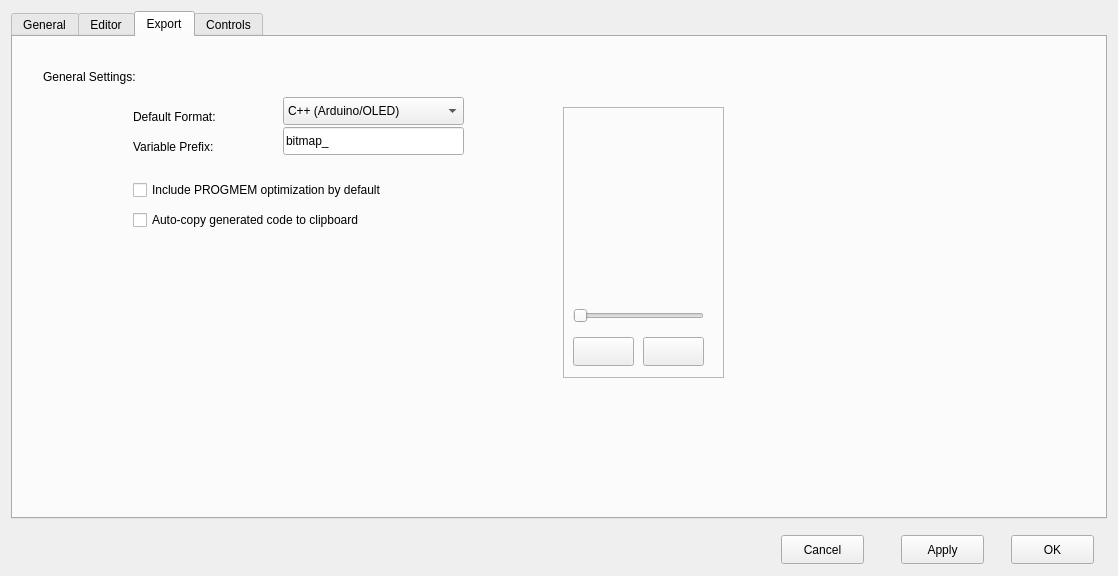
ilertwo/POD2d, file POD2d/settingsdialog.ui: the form before one commit.
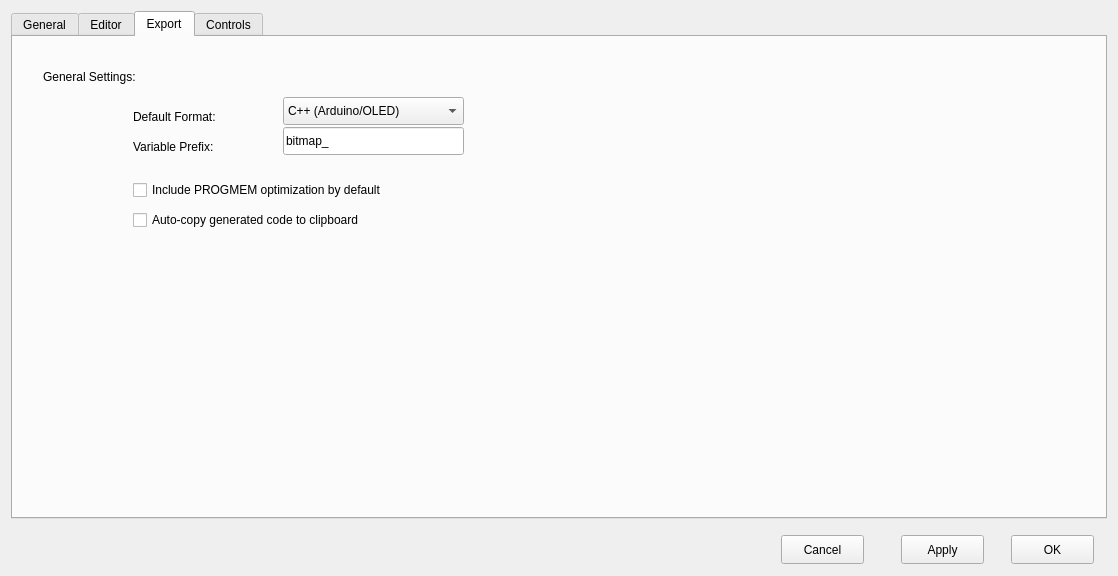
The form after the commit. The open tabs and pages were chosen to show the change.

Commit message: feat(ui): implement 1-bit monochrome theme

```diff
--- a/POD2d/settingsdialog.ui
+++ b/POD2d/settingsdialog.ui
@@ -444,88 +444,6 @@
         <string>Auto-copy generated code to clipboard</string>
        </property>
       </widget>
-      <widget class="QFrame" name="frame">
-       <property name="geometry">
-        <rect>
-         <x>550</x>
-         <y>70</y>
-         <width>161</width>
-         <height>271</height>
-        </rect>
-       </property>
-       <property name="frameShape">
-        <enum>QFrame::Shape::StyledPanel</enum>
-       </property>
-       <property name="frameShadow">
-        <enum>QFrame::Shadow::Raised</enum>
-       </property>
-       <widget class="QPushButton" name="btn_PrimaryColor">
-        <property name="geometry">
-         <rect>
-          <x>10</x>
-          <y>230</y>
-          <width>61</width>
-          <height>29</height>
-         </rect>
-        </property>
-        <property name="text">
-         <string/>
-        </property>
-       </widget>
-       <widget class="QPushButton" name="btn_SecondaryColor">
-        <property name="geometry">
-         <rect>
-          <x>80</x>
-          <y>230</y>
-          <width>61</width>
-          <height>29</height>
-         </rect>
-        </property>
-        <property name="text">
-         <string/>
-        </property>
-       </widget>
-       <widget class="QWidget" name="widget_2" native="true">
-        <property name="geometry">
-         <rect>
-          <x>5</x>
-          <y>5</y>
-          <width>150</width>
-          <height>191</height>
-         </rect>
-        </property>
-        <widget class="QWidget" name="gridLayoutWidget">
-         <property name="geometry">
-          <rect>
-           <x>0</x>
-           <y>0</y>
-           <width>141</width>
-           <height>191</height>
-          </rect>
-         </property>
-         <layout class="QGridLayout" name="grid_Palette"/>
-        </widget>
-       </widget>
-       <widget class="QSlider" name="horizontalSlider_2">
-        <property name="geometry">
-         <rect>
-          <x>10</x>
-          <y>200</y>
-          <width>131</width>
-          <height>18</height>
-         </rect>
-        </property>
-        <property name="minimum">
-         <number>1</number>
-        </property>
-        <property name="maximum">
-         <number>255</number>
-        </property>
-        <property name="orientation">
-         <enum>Qt::Orientation::Horizontal</enum>
-        </property>
-       </widget>
-      </widget>
       <widget class="QLineEdit" name="input_VariablePrefix">
        <property name="geometry">
         <rect>
```
Left out of the diff: 6 changed lines with no effect on the pictures. The commit also changes 7 other files.
